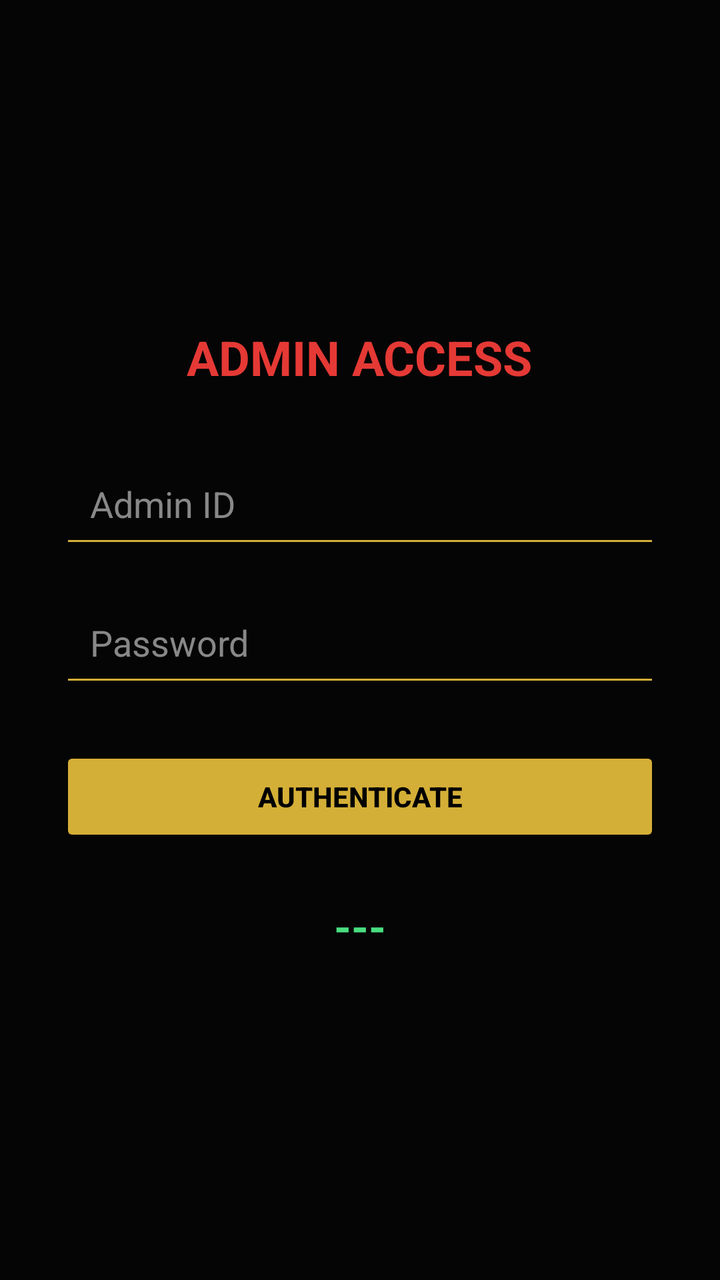
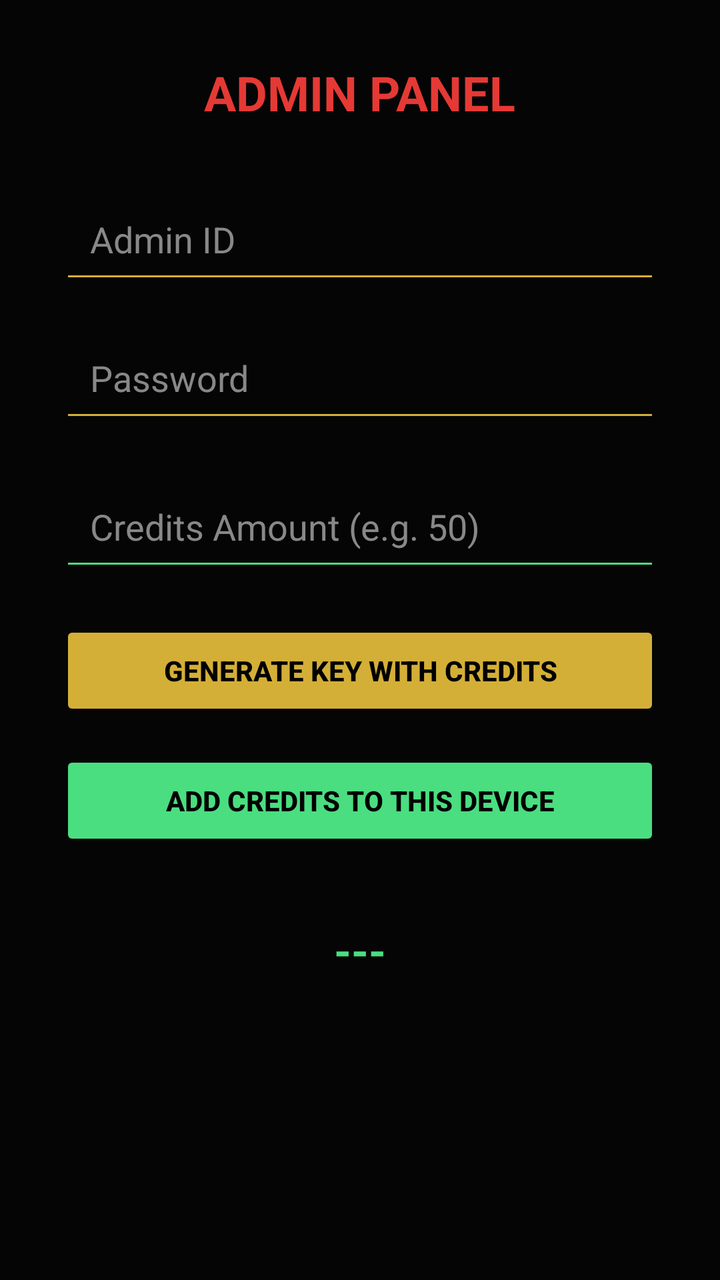

Screens rendered from an Android XML layout before and after an edit, with the pre-edit source and the edit as a unified diff.
<!-- AndroidManifest.xml: application theme Theme.RajputInfo -->
<!-- res/layout/activity_admin.xml -->
<?xml version="1.0" encoding="utf-8"?>
<LinearLayout xmlns:android="http://schemas.android.com/apk/res/android"
    android:layout_width="match_parent" android:layout_height="match_parent"
    android:orientation="vertical" android:gravity="center" android:background="#050505" android:padding="30dp">
    <TextView android:text="ADMIN ACCESS" android:textColor="#E53935" android:textSize="24sp" android:textStyle="bold" android:layout_marginBottom="30dp" android:layout_width="wrap_content" android:layout_height="wrap_content"/>
    <EditText android:id="@+id/masterId" android:hint="Admin ID" android:textColor="#FFF" android:textColorHint="#888" android:backgroundTint="#D4AF37" android:layout_width="match_parent" android:layout_height="wrap_content" android:padding="15dp" android:layout_marginBottom="15dp" android:inputType="text"/>
    <EditText android:id="@+id/masterPass" android:hint="Password" android:textColor="#FFF" android:textColorHint="#888" android:inputType="textPassword" android:backgroundTint="#D4AF37" android:layout_width="match_parent" android:layout_height="wrap_content" android:padding="15dp" android:layout_marginBottom="25dp"/>
    <Button android:id="@+id/genBtn" android:text="AUTHENTICATE" android:backgroundTint="#D4AF37" android:textColor="#000" android:textStyle="bold" android:layout_width="match_parent" android:layout_height="50dp"/>
    <TextView android:id="@+id/resultKey" android:text="---" android:textColor="#4ade80" android:textSize="22sp" android:textStyle="bold" android:layout_marginTop="25dp" android:layout_width="wrap_content" android:layout_height="wrap_content"/>
</LinearLayout>
<!-- resources referenced by this layout -->
<resources>
  <style name="Theme.RajputInfo" parent="Theme.AppCompat.NoActionBar">
          <item name="android:statusBarColor">#050505</item>
          <item name="android:navigationBarColor">#050505</item>
          <item name="android:windowBackground">#050505</item>
      </style>
</resources>

<!-- the commit's change to res/layout/activity_admin.xml (unified diff, before → after) -->
@@ -1,10 +1,22 @@
 <?xml version="1.0" encoding="utf-8"?>
-<LinearLayout xmlns:android="http://schemas.android.com/apk/res/android"
-    android:layout_width="match_parent" android:layout_height="match_parent"
-    android:orientation="vertical" android:gravity="center" android:background="#050505" android:padding="30dp">
-    <TextView android:text="ADMIN ACCESS" android:textColor="#E53935" android:textSize="24sp" android:textStyle="bold" android:layout_marginBottom="30dp" android:layout_width="wrap_content" android:layout_height="wrap_content"/>
-    <EditText android:id="@+id/masterId" android:hint="Admin ID" android:textColor="#FFF" android:textColorHint="#888" android:backgroundTint="#D4AF37" android:layout_width="match_parent" android:layout_height="wrap_content" android:padding="15dp" android:layout_marginBottom="15dp" android:inputType="text"/>
-    <EditText android:id="@+id/masterPass" android:hint="Password" android:textColor="#FFF" android:textColorHint="#888" android:inputType="textPassword" android:backgroundTint="#D4AF37" android:layout_width="match_parent" android:layout_height="wrap_content" android:padding="15dp" android:layout_marginBottom="25dp"/>
-    <Button android:id="@+id/genBtn" android:text="AUTHENTICATE" android:backgroundTint="#D4AF37" android:textColor="#000" android:textStyle="bold" android:layout_width="match_parent" android:layout_height="50dp"/>
-    <TextView android:id="@+id/resultKey" android:text="---" android:textColor="#4ade80" android:textSize="22sp" android:textStyle="bold" android:layout_marginTop="25dp" android:layout_width="wrap_content" android:layout_height="wrap_content"/>
-</LinearLayout>
+<ScrollView xmlns:android="http://schemas.android.com/apk/res/android"
+    android:layout_width="match_parent" android:layout_height="match_parent" android:background="#050505">
+    <LinearLayout
+        android:layout_width="match_parent" android:layout_height="wrap_content"
+        android:orientation="vertical" android:gravity="center" android:padding="30dp">
+        
+        <TextView android:text="ADMIN PANEL" android:textColor="#E53935" android:textSize="24sp" android:textStyle="bold" android:layout_marginBottom="30dp" android:layout_width="wrap_content" android:layout_height="wrap_content"/>
+        
+        <EditText android:id="@+id/masterId" android:hint="Admin ID" android:textColor="#FFF" android:textColorHint="#888" android:backgroundTint="#D4AF37" android:layout_width="match_parent" android:layout_height="wrap_content" android:padding="15dp" android:layout_marginBottom="15dp" android:inputType="text"/>
+        
+        <EditText android:id="@+id/masterPass" android:hint="Password" android:textColor="#FFF" android:textColorHint="#888" android:inputType="textPassword" android:backgroundTint="#D4AF37" android:layout_width="match_parent" android:layout_height="wrap_content" android:padding="15dp" android:layout_marginBottom="20dp"/>
+
+        <EditText android:id="@+id/creditAmount" android:hint="Credits Amount (e.g. 50)" android:textColor="#FFF" android:textColorHint="#888" android:inputType="number" android:backgroundTint="#4ade80" android:layout_width="match_parent" android:layout_height="wrap_content" android:padding="15dp" android:layout_marginBottom="20dp"/>
+        
+        <Button android:id="@+id/genBtn" android:text="GENERATE KEY WITH CREDITS" android:backgroundTint="#D4AF37" android:textColor="#000" android:textStyle="bold" android:layout_width="match_parent" android:layout_height="50dp" android:layout_marginBottom="15dp"/>
+        
+        <Button android:id="@+id/addLocalCreditsBtn" android:text="ADD CREDITS TO THIS DEVICE" android:backgroundTint="#4ade80" android:textColor="#000" android:textStyle="bold" android:layout_width="match_parent" android:layout_height="50dp" android:layout_marginBottom="25dp"/>
+        
+        <TextView android:id="@+id/resultKey" android:text="---" android:textColor="#4ade80" android:textSize="22sp" android:textStyle="bold" android:layout_marginTop="10dp" android:layout_width="wrap_content" android:layout_height="wrap_content"/>
+    </LinearLayout>
+</ScrollView>
